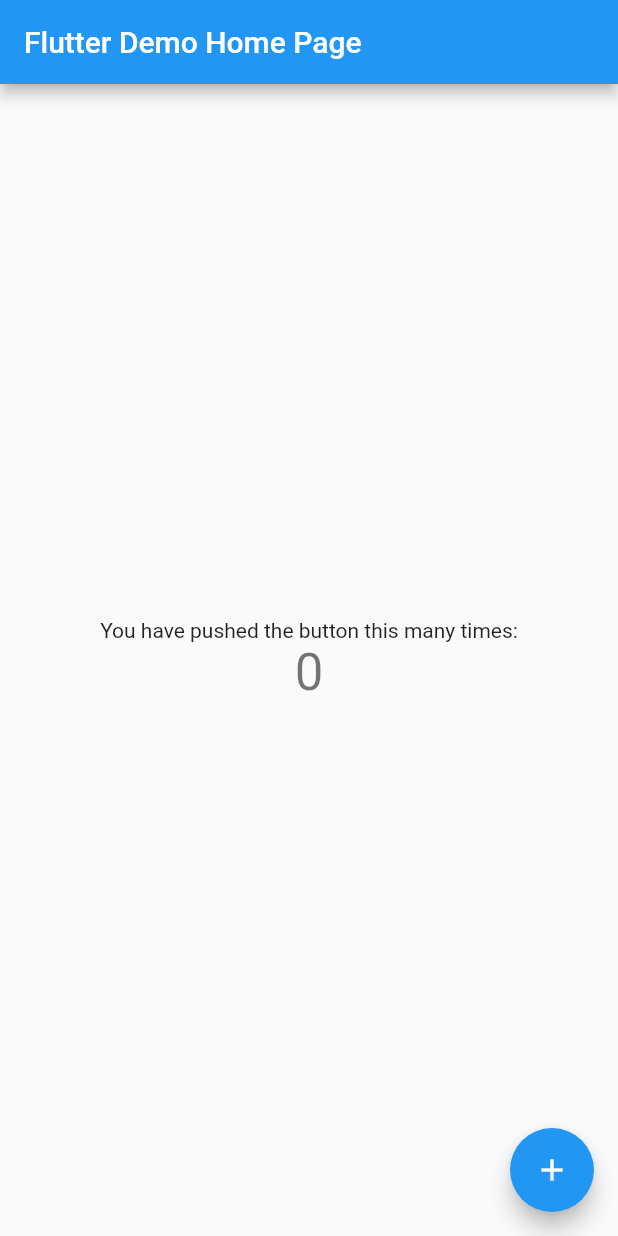
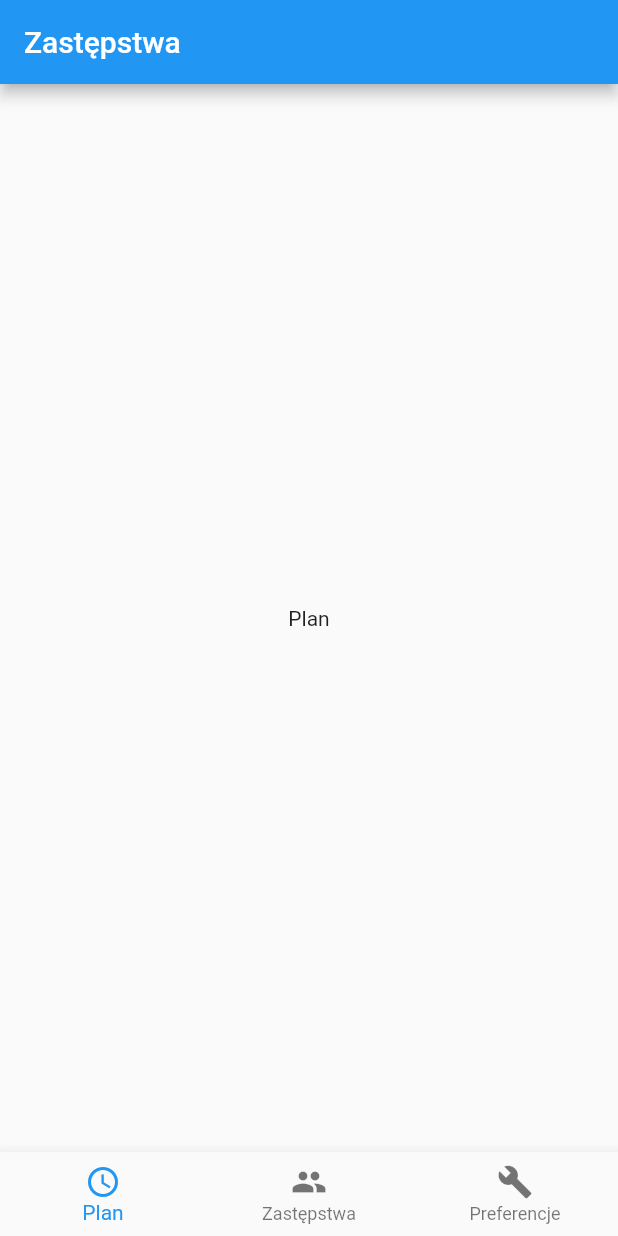
Before and after one commit to orzechdev/replacementsnew, a Flutter app: the screen it shows after launch, on a phone screen of 412 x 824 dp. Run offline on Flutter 3.47's test engine with Material 2 defaults, Android fonts, the phone set to English and light mode, and no system bars.

Commit message:
Added Home Screen

```diff
--- a/lib/main.dart
+++ b/lib/main.dart
@@ -1,109 +1,14 @@
 import 'package:flutter/material.dart';
+import 'package:replacements/screens/home_screen.dart';
 
-void main() => runApp(new MyApp());
+void main() => runApp(App());
 
-class MyApp extends StatelessWidget {
-  // This widget is the root of your application.
+class App extends StatelessWidget {
   @override
   Widget build(BuildContext context) {
-    return new MaterialApp(
-      title: 'Flutter Demo',
-      theme: new ThemeData(
-        // This is the theme of your application.
-        //
-        // Try running your application with "flutter run". You'll see the
-        // application has a blue toolbar. Then, without quitting the app, try
-        // changing the primarySwatch below to Colors.green and then invoke
-        // "hot reload" (press "r" in the console where you ran "flutter run",
-        // or press Run > Flutter Hot Reload in IntelliJ). Notice that the
-        // counter didn't reset back to zero; the application is not restarted.
-        primarySwatch: Colors.blue,
-      ),
-      home: new MyHomePage(title: 'Flutter Demo Home Page'),
+    return MaterialApp(
+      title: 'Zastępstwa',
+      home: Home(),
     );
   }
 }
-
-class MyHomePage extends StatefulWidget {
-  MyHomePage({Key key, this.title}) : super(key: key);
-
-  // This widget is the home page of your application. It is stateful, meaning
-  // that it has a State object (defined below) that contains fields that affect
-  // how it looks.
-
-  // This class is the configuration for the state. It holds the values (in this
-  // case the title) provided by the parent (in this case the App widget) and
-  // used by the build method of the State. Fields in a Widget subclass are
-  // always marked "final".
-
-  final String title;
-
-  @override
-  _MyHomePageState createState() => new _MyHomePageState();
-}
-
-class _MyHomePageState extends State<MyHomePage> {
-  int _counter = 0;
-
-  void _incrementCounter() {
-    setState(() {
-      // This call to setState tells the Flutter framework that something has
-      // changed in this State, which causes it to rerun the build method below
-      // so that the display can reflect the updated values. If we changed
-      // _counter without calling setState(), then the build method would not be
-      // called again, and so nothing would appear to happen.
-      _counter++;
-    });
-  }
-
-  @override
-  Widget build(BuildContext context) {
-    // This method is rerun every time setState is called, for instance as done
-    // by the _incrementCounter method above.
-    //
-    // The Flutter framework has been optimized to make rerunning build methods
-    // fast, so that you can just rebuild anything that needs updating rather
-    // than having to individually change instances of widgets.
-    return new Scaffold(
-      appBar: new AppBar(
-        // Here we take the value from the MyHomePage object that was created by
-        // the App.build method, and use it to set our appbar title.
-        title: new Text(widget.title),
-      ),
-      body: new Center(
-        // Center is a layout widget. It takes a single child and positions it
-        // in the middle of the parent.
-        child: new Column(
-          // Column is also layout widget. It takes a list of children and
-          // arranges them vertically. By default, it sizes itself to fit its
-          // children horizontally, and tries to be as tall as its parent.
-          //
-          // Invoke "debug paint" (press "p" in the console where you ran
-          // "flutter run", or select "Toggle Debug Paint" from the Flutter tool
-          // window in IntelliJ) to see the wireframe for each widget.
-          //
-          // Column has various properties to control how it sizes itself and
-          // how it positions its children. Here we use mainAxisAlignment to
-          // center the children vertically; the main axis here is the vertical
-          // axis because Columns are vertical (the cross axis would be
-          // horizontal).
-          mainAxisAlignment: MainAxisAlignment.center,
-          children: <Widget>[
-            new Text(
-              'You have pushed the button this many times:',
-            ),
-            new Text(
-              '$_counter',
-              style: Theme.of(context).textTheme.display1,
-            ),
-          ],
-        ),
-      ),
-      floatingActionButton: new FloatingActionButton(
-        onPressed: _incrementCounter,
-        tooltip: 'Increment',
-        child: new Icon(Icons.add),
-      ), // This trailing comma makes auto-formatting nicer for build methods.
-    );
-  }
-}
--- /dev/null
+++ b/lib/screens/home_screen.dart
@@ -0,0 +1,45 @@
+import 'package:flutter/material.dart';
+
+class Home extends StatefulWidget {
+  @override
+  State<StatefulWidget> createState() => _HomeState();
+}
+
+class _HomeState extends State<Home> {
+  int _currentIndex = 0;
+  final List<Widget> _children = [Center(child: Text('Plan')), Center(child: Text('Zastępstwa')), Center(child: Text('Preferencje'))];
+
+  @override
+  Widget build(BuildContext context) {
+    return Scaffold(
+      appBar: AppBar(
+        title: Text('Zastępstwa'),
+      ),
+      body: _children[_currentIndex],
+      bottomNavigationBar: BottomNavigationBar(
+        currentIndex: _currentIndex,
+        onTap: onTabTapped,
+        items: [
+          BottomNavigationBarItem(
+            icon: Icon(Icons.schedule),
+            title: Text('Plan'),
+          ),
+          BottomNavigationBarItem(
+            icon: Icon(Icons.people),
+            title: Text('Zastępstwa'),
+          ),
+          BottomNavigationBarItem(
+            icon: Icon(Icons.build),
+            title: Text('Preferencje'),
+          )
+        ]
+      ),
+    );
+  }
+
+  void onTabTapped(int index) {
+    setState(() {
+      _currentIndex = index;
+    });
+  }
+}
```
